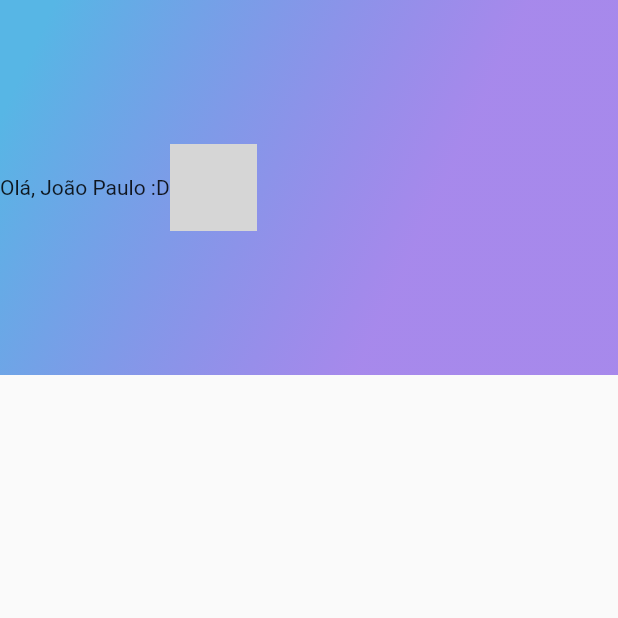
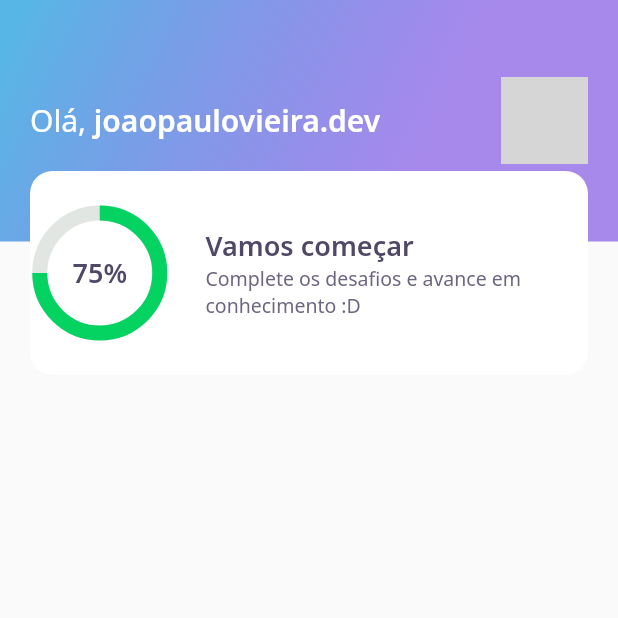
Before and after one commit to joaopaulovieira-dev/dev_quiz_flutter_jpvp, a Flutter app: the screen it shows after launch, on a phone screen of 412 x 824 dp, the top half of it. Run offline on Flutter 3.47's test engine with Material 2 defaults, Android fonts, the phone set to English and light mode, and no system bars; our stand-ins replace google_fonts; network calls fail; grey boxes are pictures that could not be loaded.

Commit message:
Implementação da AppBar e Card Score

```diff
--- a/lib/home/widgets/appbar/app_bar_widget.dart
+++ b/lib/home/widgets/appbar/app_bar_widget.dart
@@ -1,4 +1,6 @@
 import 'package:dev_quiz_flutter_jpvp/core/app_gradients.dart';
+import 'package:dev_quiz_flutter_jpvp/core/app_text_styles.dart';
+import 'package:dev_quiz_flutter_jpvp/home/widgets/score_card/score_card_widget.dart';
 import 'package:flutter/cupertino.dart';
 
 class AppBarWidget extends PreferredSize {
@@ -7,20 +9,43 @@
           preferredSize: Size.fromHeight(250),
           child: Container(
             height: 250,
-            decoration: BoxDecoration(
-              gradient: AppGradients.linear,
+            child: Stack(
+              children: [
+                Container(
+                  height: 161,
+                  padding: const EdgeInsets.symmetric(horizontal: 20),
+                  width: double.maxFinite,
+                  decoration: BoxDecoration(gradient: AppGradients.linear),
+                  child: Row(
+                    mainAxisAlignment: MainAxisAlignment.spaceBetween,
+                    children: [
+                      Text.rich(
+                        TextSpan(
+                          text: 'Olá, ',
+                          style: AppTextStyles.title,
+                          children: [
+                            TextSpan(
+                              text: 'joaopaulovieira.dev',
+                              style: AppTextStyles.titleBold,
+                            )
+                          ],
                         ),
-            child: Row(
-              children: [
-                Text("Olá, João Paulo :D"),
+                      ),
                       Container(
                         width: 58,
                         height: 58,
                         decoration: BoxDecoration(
+                          borderRadius: BorderRadius.circular(10),
                           image: DecorationImage(
                             image: NetworkImage(
-                              'https://avatars.githubusercontent.com/u/80857646?v=4'))),
+                                'https://avatars.githubusercontent.com/u/80857646?v=4'),
+                          ),
+                        ),
                       )
+                    ],
+                  ),
+                ),
+                Align(alignment: Alignment(0.0, 1.0), child: ScoreCardWidget())
               ],
             ),
           ),
--- /dev/null
+++ b/lib/home/widgets/chart/chart_widget.dart
@@ -0,0 +1,38 @@
+import 'package:dev_quiz_flutter_jpvp/core/app_colors.dart';
+import 'package:dev_quiz_flutter_jpvp/core/app_text_styles.dart';
+import 'package:flutter/material.dart';
+
+class ChartWidget extends StatelessWidget {
+  const ChartWidget({Key? key}) : super(key: key);
+
+  @override
+  Widget build(BuildContext context) {
+    return Container(
+      height: 80,
+      width: 80,
+      child: Stack(
+        children: [
+          Center(
+            child: Container(
+              height: 80,
+              width: 80,
+              child: CircularProgressIndicator(
+                strokeWidth: 10,
+                value: .75,
+                backgroundColor: AppColors.chartSecondary,
+                valueColor:
+                    AlwaysStoppedAnimation<Color>(AppColors.chartPrimary),
+              ),
+            ),
+          ),
+          Center(
+            child: Text(
+              '75%',
+              style: AppTextStyles.heading,
+            ),
+          )
+        ],
+      ),
+    );
+  }
+}
--- /dev/null
+++ b/lib/home/widgets/score_card/score_card_widget.dart
@@ -0,0 +1,49 @@
+import 'package:dev_quiz_flutter_jpvp/core/app_colors.dart';
+import 'package:dev_quiz_flutter_jpvp/core/core.dart';
+import 'package:dev_quiz_flutter_jpvp/home/widgets/chart/chart_widget.dart';
+import 'package:flutter/material.dart';
+
+class ScoreCardWidget extends StatelessWidget {
+  const ScoreCardWidget({Key? key}) : super(key: key);
+
+  @override
+  Widget build(BuildContext context) {
+    return Padding(
+      padding: const EdgeInsets.only(left: 20, right: 20),
+      child: Container(
+        decoration: BoxDecoration(
+            color: AppColors.white, borderRadius: BorderRadius.circular(15)),
+        height: 136,
+        child: Row(
+          crossAxisAlignment: CrossAxisAlignment.center,
+          children: [
+            Expanded(
+              flex: 1,
+              child: ChartWidget(),
+            ),
+            Expanded(
+              flex: 3,
+              child: Padding(
+                padding: const EdgeInsets.only(left: 24),
+                child: Column(
+                  mainAxisAlignment: MainAxisAlignment.center,
+                  crossAxisAlignment: CrossAxisAlignment.start,
+                  children: [
+                    Text(
+                      'Vamos começar',
+                      style: AppTextStyles.heading,
+                    ),
+                    Text(
+                      'Complete os desafios e avance em conhecimento :D',
+                      style: AppTextStyles.body,
+                    ),
+                  ],
+                ),
+              ),
+            )
+          ],
+        ),
+      ),
+    );
+  }
+}
```
Lines whose indentation alone changed are shown as unchanged.
